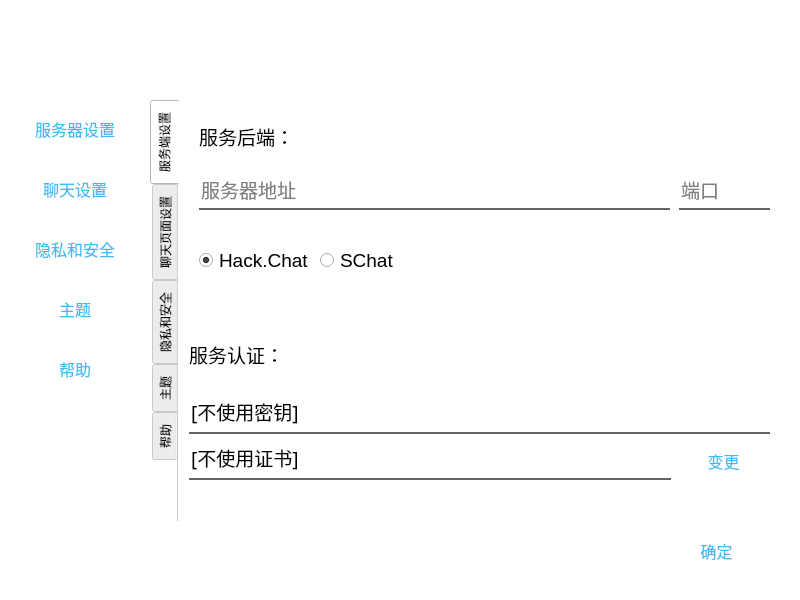
The window that setting.ui (StarInitial/SChat_Qt_Client) describes before a commit, drawn with Qt 5.
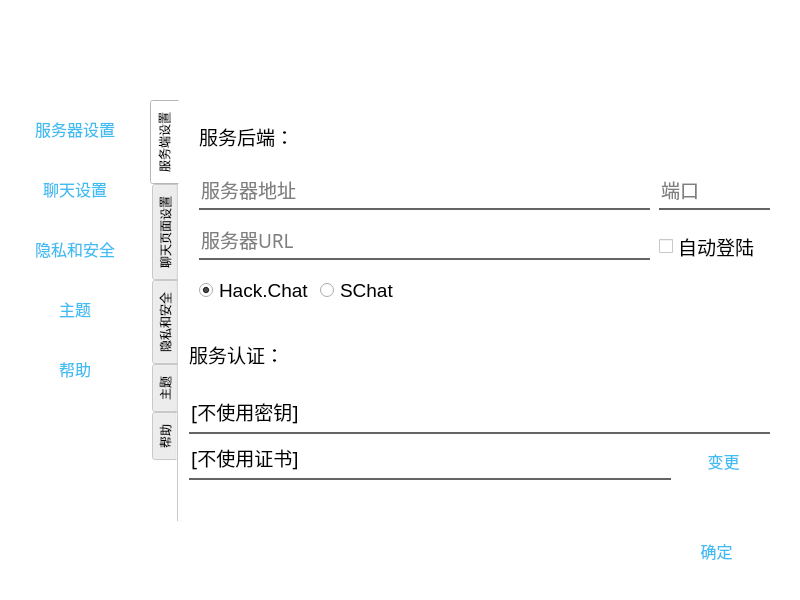
The same window after the commit. Icons and pictures are not drawn.

```diff
--- a/setting.ui
+++ b/setting.ui
@@ -139,7 +139,7 @@
       <rect>
        <x>20</x>
        <y>70</y>
-       <width>471</width>
+       <width>451</width>
        <height>40</height>
       </rect>
      </property>
@@ -183,9 +183,9 @@
     <widget class="QLineEdit" name="server_port">
      <property name="geometry">
       <rect>
-       <x>500</x>
+       <x>480</x>
        <y>70</y>
-       <width>91</width>
+       <width>111</width>
        <height>40</height>
       </rect>
      </property>
@@ -230,7 +230,7 @@
      <property name="geometry">
       <rect>
        <x>20</x>
-       <y>140</y>
+       <y>170</y>
        <width>571</width>
        <height>41</height>
       </rect>
@@ -449,6 +449,71 @@
       </item>
      </layout>
     </widget>
+    <widget class="QLineEdit" name="server_url">
+     <property name="geometry">
+      <rect>
+       <x>20</x>
+       <y>120</y>
+       <width>451</width>
+       <height>40</height>
+      </rect>
+     </property>
+     <property name="minimumSize">
+      <size>
+       <width>0</width>
+       <height>40</height>
+      </size>
+     </property>
+     <property name="font">
+      <font>
+       <family>Microsoft JhengHei</family>
+       <pointsize>14</pointsize>
+       <weight>50</weight>
+       <bold>false</bold>
+      </font>
+     </property>
+     <property name="styleSheet">
+      <string notr="true">QLineEdit{
+background-color: rgb(255, 255, 255,0);
+	color: rgb(0, 0, 0);
+outline: none;
+border: none;
+border-bottom: 2px solid rgb(100, 100, 100);
+selection-background-color: rgb(63, 188, 242);
+}
+QLineEdit:hover{
+border-bottom: 2px solid rgb(20, 20, 20);
+}
+QLineEdit:focus{
+border-bottom: 2px solid rgb(63, 188, 242);
+}</string>
+     </property>
+     <property name="text">
+      <string/>
+     </property>
+     <property name="placeholderText">
+      <string>服务器URL</string>
+     </property>
+    </widget>
+    <widget class="QCheckBox" name="auto_login">
+     <property name="geometry">
+      <rect>
+       <x>480</x>
+       <y>130</y>
+       <width>119</width>
+       <height>33</height>
+      </rect>
+     </property>
+     <property name="font">
+      <font>
+       <family>Microsoft JhengHei</family>
+       <pointsize>14</pointsize>
+      </font>
+     </property>
+     <property name="text">
+      <string>自动登陆</string>
+     </property>
+    </widget>
    </widget>
    <widget class="QWidget" name="chat">
     <attribute name="title">
```
